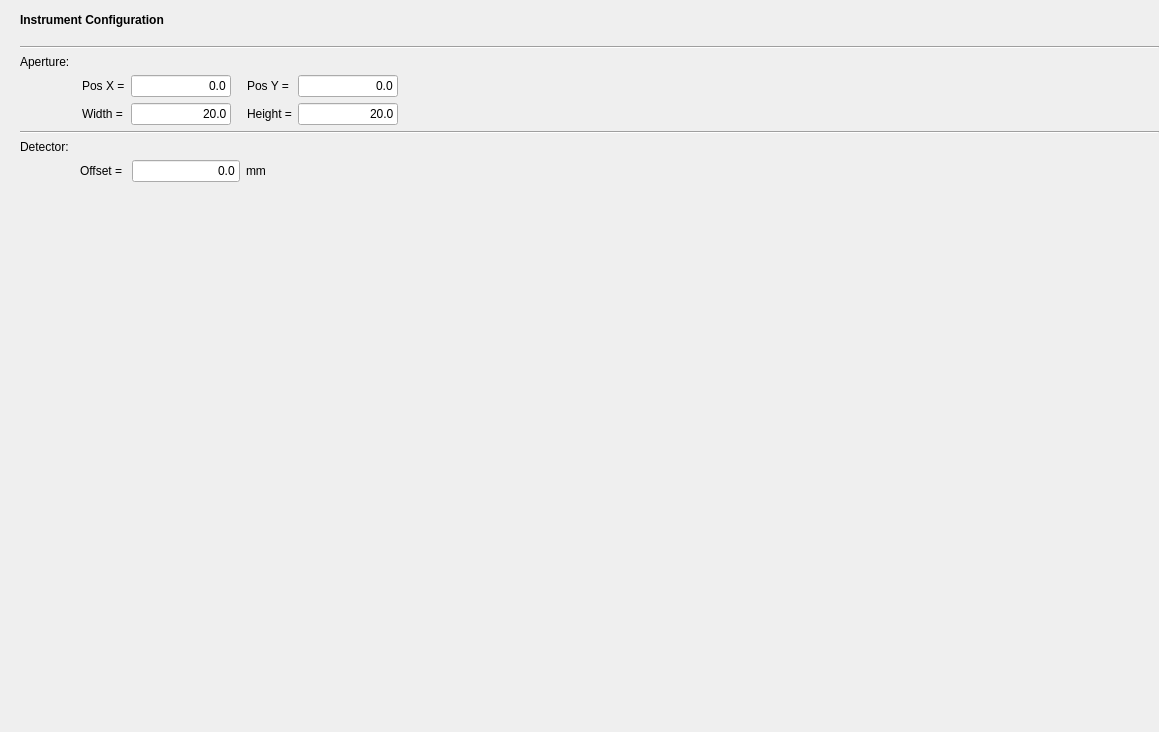
Qt form nicos_ess/loki/gui/ui_files/exp_config.ui (mlz-ictrl/nicos) before a commit.
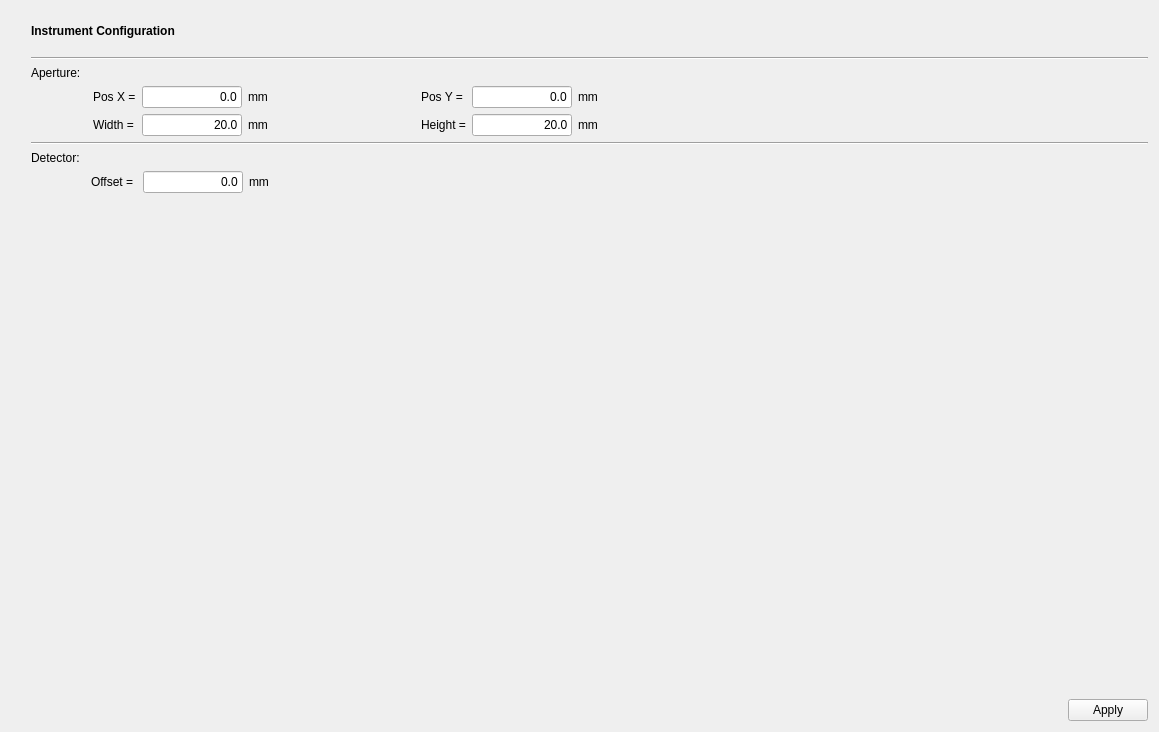
The same form after that commit.

Commit message: Fix ui and add apply button

```diff
--- a/nicos_ess/loki/gui/ui_files/exp_config.ui
+++ b/nicos_ess/loki/gui/ui_files/exp_config.ui
@@ -13,29 +13,54 @@
   <property name="windowTitle">
    <string>Form</string>
   </property>
-  <layout class="QHBoxLayout" name="horizontalLayout">
-   <property name="leftMargin">
-    <number>0</number>
-   </property>
-   <property name="topMargin">
-    <number>0</number>
-   </property>
-   <property name="rightMargin">
-    <number>0</number>
-   </property>
-   <property name="bottomMargin">
-    <number>0</number>
-   </property>
-   <item>
     <layout class="QGridLayout" name="gridLayout">
-     <item row="7" column="2">
-      <widget class="Line" name="line_2">
+   <item row="0" column="0">
+    <spacer name="verticalSpacer_3">
+     <property name="orientation">
+      <enum>Qt::Vertical</enum>
+     </property>
+     <property name="sizeType">
+      <enum>QSizePolicy::Fixed</enum>
+     </property>
+     <property name="sizeHint" stdset="0">
+      <size>
+       <width>20</width>
+       <height>40</height>
+      </size>
+     </property>
+    </spacer>
+   </item>
+   <item row="0" column="1">
+    <widget class="QLabel" name="whatLbl_2">
+     <property name="font">
+      <font>
+       <weight>75</weight>
+       <bold>true</bold>
+       <underline>false</underline>
+      </font>
+     </property>
+     <property name="text">
+      <string>Instrument Configuration</string>
+     </property>
+    </widget>
+   </item>
+   <item row="1" column="1" colspan="2">
+    <widget class="Line" name="line">
+     <property name="windowModality">
+      <enum>Qt::NonModal</enum>
+     </property>
+     <property name="sizePolicy">
+      <sizepolicy hsizetype="Expanding" vsizetype="Fixed">
+       <horstretch>0</horstretch>
+       <verstretch>0</verstretch>
+      </sizepolicy>
+     </property>
        <property name="orientation">
         <enum>Qt::Horizontal</enum>
        </property>
       </widget>
      </item>
-     <item row="5" column="2">
+   <item row="2" column="1">
       <widget class="QLabel" name="label_11">
        <property name="font">
         <font>
@@ -62,155 +87,19 @@
        </property>
       </widget>
      </item>
-     <item row="10" column="2">
-      <layout class="QHBoxLayout" name="horizontalLayout_3">
-       <property name="leftMargin">
-        <number>60</number>
-       </property>
-       <item>
-        <widget class="QLabel" name="label">
-         <property name="text">
-          <string>Offset = </string>
-         </property>
-         <property name="margin">
-          <number>0</number>
-         </property>
-        </widget>
-       </item>
-       <item>
-        <widget class="QLineEdit" name="offsetBox">
-         <property name="sizePolicy">
-          <sizepolicy hsizetype="Fixed" vsizetype="Fixed">
-           <horstretch>0</horstretch>
-           <verstretch>0</verstretch>
-          </sizepolicy>
-         </property>
-         <property name="maximumSize">
-          <size>
-           <width>200</width>
-           <height>16777215</height>
-          </size>
-         </property>
-         <property name="text">
-          <string>0.0</string>
-         </property>
-         <property name="alignment">
-          <set>Qt::AlignRight|Qt::AlignTrailing|Qt::AlignVCenter</set>
-         </property>
-        </widget>
-       </item>
-       <item>
-        <widget class="QLabel" name="label_10">
-         <property name="text">
-          <string>mm</string>
-         </property>
-        </widget>
-       </item>
-       <item>
-        <spacer name="horizontalSpacer_4">
-         <property name="orientation">
-          <enum>Qt::Horizontal</enum>
-         </property>
-         <property name="sizeHint" stdset="0">
-          <size>
-           <width>40</width>
-           <height>20</height>
-          </size>
-         </property>
-        </spacer>
-       </item>
-      </layout>
-     </item>
-     <item row="8" column="2">
-      <widget class="QLabel" name="label_4">
-       <property name="text">
-        <string>Detector:</string>
-       </property>
-      </widget>
-     </item>
-     <item row="3" column="2">
-      <widget class="Line" name="line">
-       <property name="windowModality">
-        <enum>Qt::NonModal</enum>
-       </property>
-       <property name="sizePolicy">
-        <sizepolicy hsizetype="Expanding" vsizetype="Fixed">
-         <horstretch>0</horstretch>
-         <verstretch>0</verstretch>
-        </sizepolicy>
-       </property>
-       <property name="orientation">
-        <enum>Qt::Horizontal</enum>
-       </property>
-      </widget>
-     </item>
-     <item row="0" column="2">
-      <widget class="QLabel" name="whatLbl_2">
-       <property name="font">
-        <font>
-         <weight>75</weight>
-         <bold>true</bold>
-         <underline>false</underline>
-        </font>
-       </property>
-       <property name="text">
-        <string>Instrument Configuration</string>
-       </property>
-      </widget>
-     </item>
-     <item row="6" column="2">
+   <item row="3" column="1">
       <layout class="QGridLayout" name="gridLayout_2">
        <property name="leftMargin">
         <number>62</number>
        </property>
-       <item row="0" column="1">
-        <widget class="QLineEdit" name="apXBox">
-         <property name="minimumSize">
-          <size>
-           <width>50</width>
-           <height>0</height>
-          </size>
-         </property>
-         <property name="maximumSize">
-          <size>
-           <width>100</width>
-           <height>16777215</height>
-          </size>
-         </property>
+     <item row="0" column="2">
+      <widget class="QLabel" name="label_16">
          <property name="text">
-          <string>0.0</string>
-         </property>
-         <property name="alignment">
-          <set>Qt::AlignRight|Qt::AlignTrailing|Qt::AlignVCenter</set>
-         </property>
-        </widget>
-       </item>
-       <item row="1" column="4">
-        <widget class="QLineEdit" name="apHBox">
-         <property name="minimumSize">
-          <size>
-           <width>50</width>
-           <height>0</height>
-          </size>
-         </property>
-         <property name="maximumSize">
-          <size>
-           <width>100</width>
-           <height>16777215</height>
-          </size>
-         </property>
-         <property name="text">
-          <string>20.0</string>
-         </property>
-         <property name="frame">
-          <bool>true</bool>
-         </property>
-         <property name="alignment">
-          <set>Qt::AlignRight|Qt::AlignTrailing|Qt::AlignVCenter</set>
-         </property>
-        </widget>
-       </item>
-       <item row="1" column="5" colspan="2">
+        <string>mm</string>
+       </property>
+      </widget>
+     </item>
+     <item row="1" column="8" colspan="2">
         <spacer name="horizontalSpacer_2">
          <property name="orientation">
           <enum>Qt::Horizontal</enum>
@@ -223,29 +112,49 @@
          </property>
         </spacer>
        </item>
-       <item row="1" column="1">
-        <widget class="QLineEdit" name="apWBox">
-         <property name="minimumSize">
-          <size>
-           <width>50</width>
-           <height>0</height>
-          </size>
-         </property>
-         <property name="maximumSize">
-          <size>
-           <width>100</width>
-           <height>16777215</height>
-          </size>
-         </property>
-         <property name="text">
-          <string>20.0</string>
-         </property>
-         <property name="alignment">
-          <set>Qt::AlignRight|Qt::AlignTrailing|Qt::AlignVCenter</set>
-         </property>
-        </widget>
-       </item>
        <item row="0" column="5">
+      <widget class="QLabel" name="label_13">
+       <property name="sizePolicy">
+        <sizepolicy hsizetype="Fixed" vsizetype="Preferred">
+         <horstretch>0</horstretch>
+         <verstretch>0</verstretch>
+        </sizepolicy>
+       </property>
+       <property name="text">
+        <string>Pos Y =</string>
+       </property>
+      </widget>
+     </item>
+     <item row="1" column="5">
+      <widget class="QLabel" name="label_15">
+       <property name="text">
+        <string>Height =</string>
+       </property>
+      </widget>
+     </item>
+     <item row="0" column="1">
+      <widget class="QLineEdit" name="apXBox">
+       <property name="minimumSize">
+        <size>
+         <width>50</width>
+         <height>0</height>
+        </size>
+       </property>
+       <property name="maximumSize">
+        <size>
+         <width>100</width>
+         <height>16777215</height>
+        </size>
+       </property>
+       <property name="text">
+        <string>0.0</string>
+       </property>
+       <property name="alignment">
+        <set>Qt::AlignRight|Qt::AlignTrailing|Qt::AlignVCenter</set>
+       </property>
+      </widget>
+     </item>
+     <item row="0" column="8">
         <spacer name="horizontalSpacer_3">
          <property name="orientation">
           <enum>Qt::Horizontal</enum>
@@ -261,19 +170,10 @@
          </property>
         </spacer>
        </item>
-       <item row="0" column="0">
-        <widget class="QLabel" name="label_12">
-         <property name="sizePolicy">
-          <sizepolicy hsizetype="Fixed" vsizetype="Preferred">
-           <horstretch>0</horstretch>
-           <verstretch>0</verstretch>
-          </sizepolicy>
-         </property>
-         <property name="frameShape">
-          <enum>QFrame::NoFrame</enum>
-         </property>
+     <item row="1" column="2">
+      <widget class="QLabel" name="label_17">
          <property name="text">
-          <string>Pos X =</string>
+        <string>mm</string>
          </property>
         </widget>
        </item>
@@ -284,7 +184,7 @@
          </property>
         </widget>
        </item>
-       <item row="0" column="4">
+     <item row="0" column="6">
         <widget class="QLineEdit" name="apYBox">
          <property name="minimumSize">
           <size>
@@ -306,45 +206,175 @@
          </property>
         </widget>
        </item>
-       <item row="1" column="3">
-        <widget class="QLabel" name="label_15">
+     <item row="0" column="0">
+      <widget class="QLabel" name="label_12">
+       <property name="sizePolicy">
+        <sizepolicy hsizetype="Fixed" vsizetype="Preferred">
+         <horstretch>0</horstretch>
+         <verstretch>0</verstretch>
+        </sizepolicy>
+       </property>
+       <property name="frameShape">
+        <enum>QFrame::NoFrame</enum>
+       </property>
          <property name="text">
-          <string>Height =</string>
+        <string>Pos X =</string>
          </property>
         </widget>
        </item>
-       <item row="0" column="2">
-        <spacer name="horizontalSpacer">
-         <property name="orientation">
-          <enum>Qt::Horizontal</enum>
-         </property>
-         <property name="sizeType">
-          <enum>QSizePolicy::Fixed</enum>
-         </property>
-         <property name="sizeHint" stdset="0">
+     <item row="1" column="6">
+      <widget class="QLineEdit" name="apHBox">
+       <property name="minimumSize">
+        <size>
+         <width>50</width>
+         <height>0</height>
+        </size>
+       </property>
+       <property name="maximumSize">
+        <size>
+         <width>100</width>
+         <height>16777215</height>
+        </size>
+       </property>
+       <property name="text">
+        <string>20.0</string>
+       </property>
+       <property name="frame">
+        <bool>true</bool>
+       </property>
+       <property name="alignment">
+        <set>Qt::AlignRight|Qt::AlignTrailing|Qt::AlignVCenter</set>
+       </property>
+      </widget>
+     </item>
+     <item row="1" column="1">
+      <widget class="QLineEdit" name="apWBox">
+       <property name="minimumSize">
           <size>
-           <width>10</width>
-           <height>20</height>
-          </size>
-         </property>
-        </spacer>
+         <width>50</width>
+         <height>0</height>
+        </size>
+       </property>
+       <property name="maximumSize">
+        <size>
+         <width>100</width>
+         <height>16777215</height>
+        </size>
+       </property>
+       <property name="text">
+        <string>20.0</string>
+       </property>
+       <property name="alignment">
+        <set>Qt::AlignRight|Qt::AlignTrailing|Qt::AlignVCenter</set>
+       </property>
+      </widget>
        </item>
        <item row="0" column="3">
-        <widget class="QLabel" name="label_13">
-         <property name="sizePolicy">
-          <sizepolicy hsizetype="Fixed" vsizetype="Preferred">
-           <horstretch>0</horstretch>
-           <verstretch>0</verstretch>
-          </sizepolicy>
-         </property>
+      <spacer name="horizontalSpacer">
+       <property name="orientation">
+        <enum>Qt::Horizontal</enum>
+       </property>
+       <property name="sizeType">
+        <enum>QSizePolicy::Fixed</enum>
+       </property>
+       <property name="sizeHint" stdset="0">
+        <size>
+         <width>10</width>
+         <height>20</height>
+        </size>
+       </property>
+      </spacer>
+     </item>
+     <item row="0" column="7">
+      <widget class="QLabel" name="label_18">
          <property name="text">
-          <string>Pos Y =</string>
+        <string>mm</string>
          </property>
         </widget>
        </item>
-      </layout>
-     </item>
-     <item row="11" column="0">
+     <item row="1" column="7">
+      <widget class="QLabel" name="label_19">
+       <property name="text">
+        <string>mm</string>
+       </property>
+      </widget>
+     </item>
+    </layout>
+   </item>
+   <item row="4" column="1" colspan="2">
+    <widget class="Line" name="line_2">
+     <property name="orientation">
+      <enum>Qt::Horizontal</enum>
+     </property>
+    </widget>
+   </item>
+   <item row="5" column="1">
+    <widget class="QLabel" name="label_4">
+     <property name="text">
+      <string>Detector:</string>
+     </property>
+    </widget>
+   </item>
+   <item row="6" column="1">
+    <layout class="QHBoxLayout" name="horizontalLayout_3">
+     <property name="leftMargin">
+      <number>60</number>
+     </property>
+     <item>
+      <widget class="QLabel" name="label">
+       <property name="text">
+        <string>Offset = </string>
+       </property>
+       <property name="margin">
+        <number>0</number>
+       </property>
+      </widget>
+     </item>
+     <item>
+      <widget class="QLineEdit" name="apXBox_2">
+       <property name="minimumSize">
+        <size>
+         <width>50</width>
+         <height>0</height>
+        </size>
+       </property>
+       <property name="maximumSize">
+        <size>
+         <width>100</width>
+         <height>16777215</height>
+        </size>
+       </property>
+       <property name="text">
+        <string>0.0</string>
+       </property>
+       <property name="alignment">
+        <set>Qt::AlignRight|Qt::AlignTrailing|Qt::AlignVCenter</set>
+       </property>
+      </widget>
+     </item>
+     <item>
+      <widget class="QLabel" name="label_10">
+       <property name="text">
+        <string>mm</string>
+       </property>
+      </widget>
+     </item>
+     <item>
+      <spacer name="horizontalSpacer_4">
+       <property name="orientation">
+        <enum>Qt::Horizontal</enum>
+       </property>
+       <property name="sizeHint" stdset="0">
+        <size>
+         <width>40</width>
+         <height>20</height>
+        </size>
+       </property>
+      </spacer>
+     </item>
+    </layout>
+   </item>
+   <item row="7" column="0" rowspan="2">
       <spacer name="verticalSpacer">
        <property name="orientation">
         <enum>Qt::Vertical</enum>
@@ -352,28 +382,36 @@
        <property name="sizeHint" stdset="0">
         <size>
          <width>20</width>
-         <height>40</height>
+       <height>477</height>
         </size>
        </property>
       </spacer>
      </item>
-     <item row="0" column="0">
-      <spacer name="verticalSpacer_3">
+   <item row="7" column="2">
+    <spacer name="verticalSpacer_2">
        <property name="orientation">
         <enum>Qt::Vertical</enum>
        </property>
-       <property name="sizeType">
-        <enum>QSizePolicy::Fixed</enum>
-       </property>
        <property name="sizeHint" stdset="0">
         <size>
          <width>20</width>
-         <height>40</height>
+       <height>443</height>
         </size>
        </property>
       </spacer>
      </item>
-    </layout>
+   <item row="8" column="2">
+    <widget class="QPushButton" name="applyButton">
+     <property name="sizePolicy">
+      <sizepolicy hsizetype="Minimum" vsizetype="Fixed">
+       <horstretch>0</horstretch>
+       <verstretch>0</verstretch>
+      </sizepolicy>
+     </property>
+     <property name="text">
+      <string>Apply</string>
+     </property>
+    </widget>
    </item>
   </layout>
  </widget>
```
Left out of the diff: 1 changed line with no effect on the pictures. Lines whose indentation alone changed are shown as unchanged.
